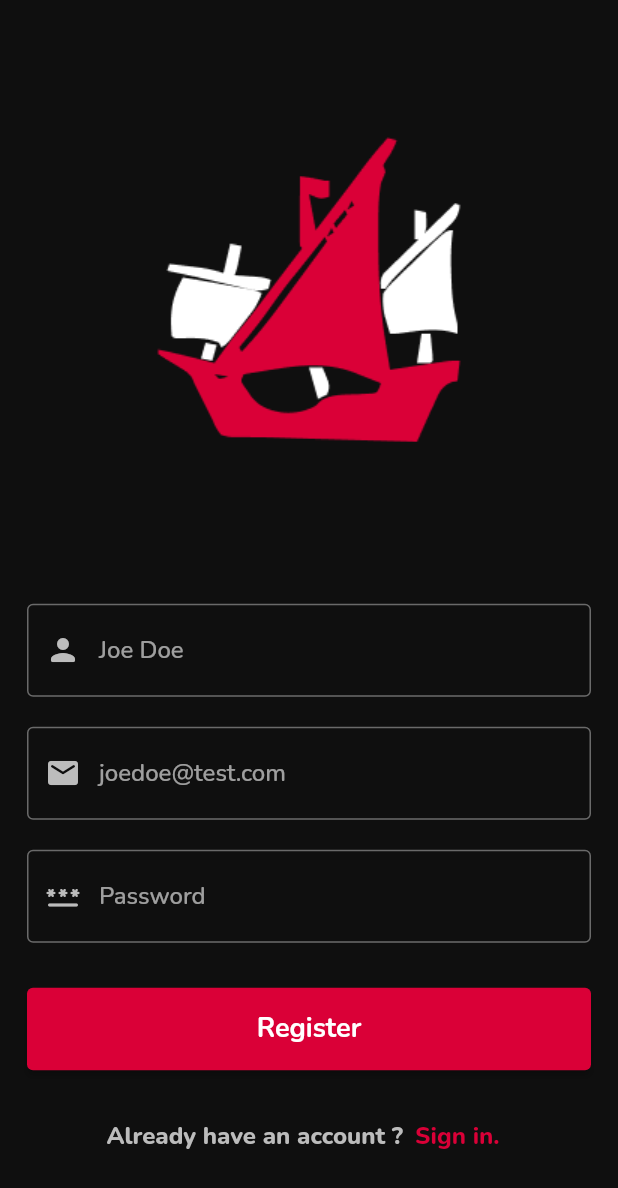
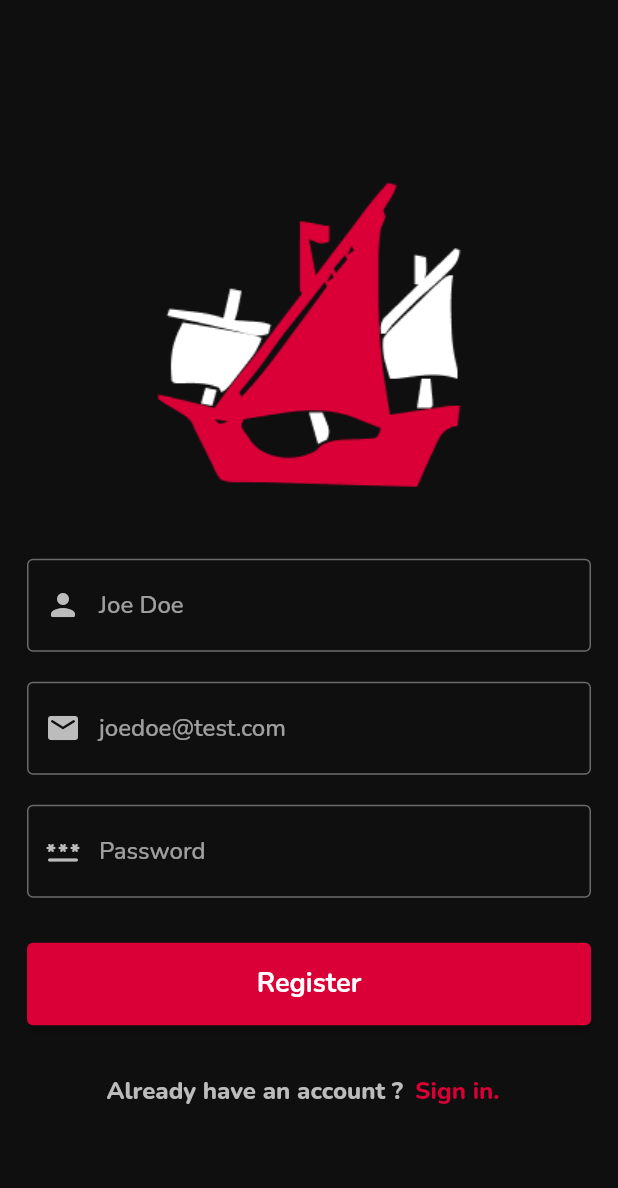
Before and after one commit to kevinLyf/veler, a Flutter app: the screen it shows after launch, after a tap on "Sign up.", on a phone screen of 412 x 824 dp. Shown: the top 1188 px of the screen. Run offline on Flutter 3.47's test engine with Material 2 defaults, Android fonts, the phone set to English and light mode, and no system bars; our stand-ins replace google_maps_flutter, local_auth, location, lottie, shared_preferences; missing offline and left inert: local_auth_android, local_auth_ios.

Commit message:
feat: remove logo margin

```diff
--- a/lib/features/screens/login/login_screen.dart
+++ b/lib/features/screens/login/login_screen.dart
@@ -136,7 +136,6 @@ class _LoginScreenState extends State<LoginScreen> {
               Center(
                 child: Image.asset("public/assets/icons/logo.png"),
               ),
-              const SizedBox(height: 60),
               Form(
                 key: _formKey,
                 child: Column(
--- a/lib/features/screens/signup/signup_screen.dart
+++ b/lib/features/screens/signup/signup_screen.dart
@@ -112,7 +112,6 @@ class _SignupScreenState extends State<SignupScreen> {
               Center(
                 child: Image.asset("public/assets/icons/logo.png"),
               ),
-              const SizedBox(height: 60),
               Form(
                 key: _formKey,
                 child: Column(
```
